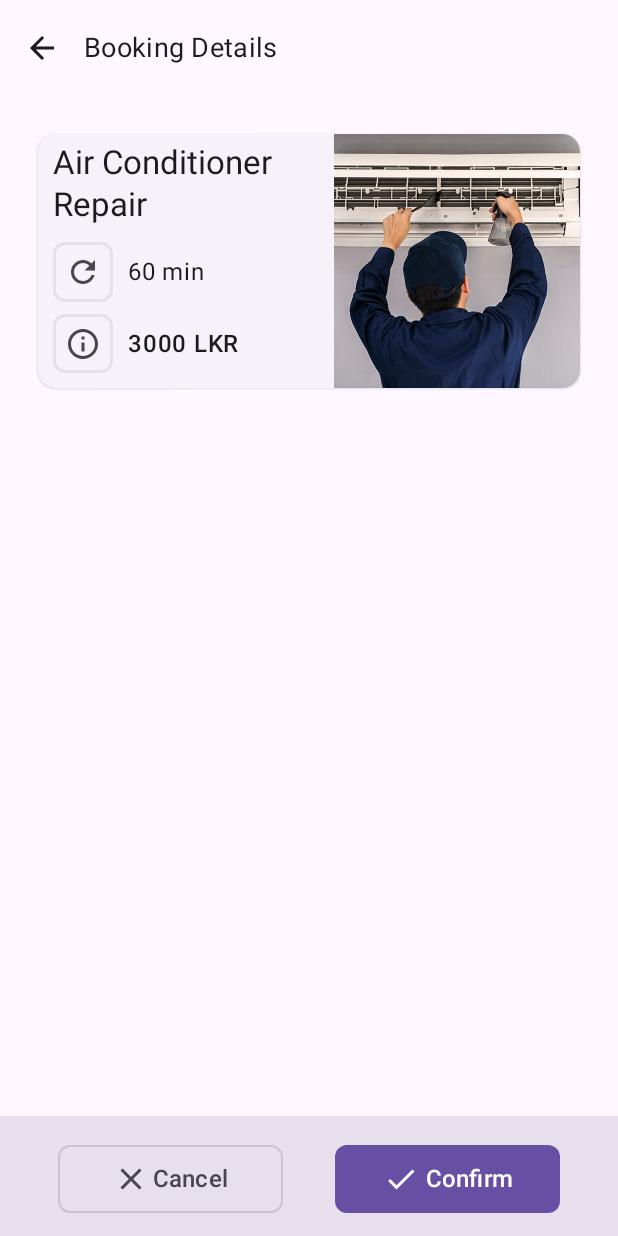
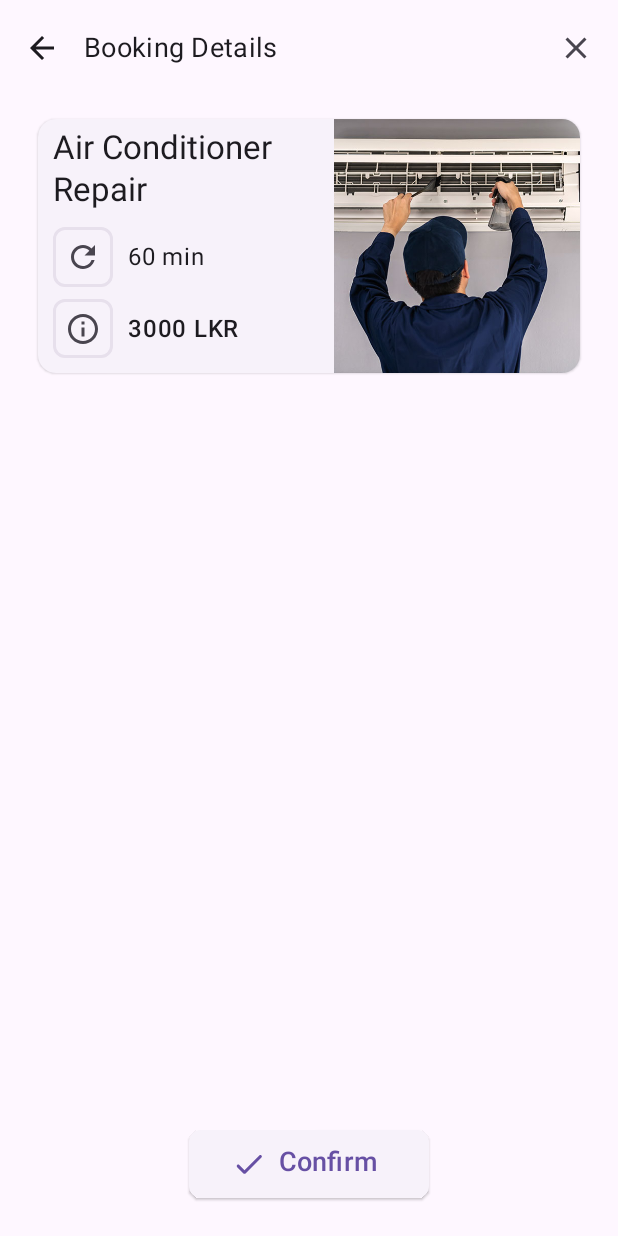
Before and after one commit to yunethw/felix, an Android app built with Jetpack Compose: the @Preview function BookingPreview, on a phone screen of 412 x 824 dp. Run offline under Robolectric (Android 15) with nearby library versions, the phone set to English and light mode, and no system bars; our stand-ins replace accompanist.

Commit message:
Confirm Button
Add booking confirm button

```diff
--- a/app/src/main/java/com/felix/felix/ui/BookingScreen.kt
+++ b/app/src/main/java/com/felix/felix/ui/BookingScreen.kt
@@ -8,6 +8,7 @@ import androidx.compose.material.icons.filled.Favorite
 import androidx.compose.material.icons.outlined.Check
 import androidx.compose.material.icons.outlined.Close
 import androidx.compose.material.icons.outlined.FavoriteBorder
+import androidx.compose.material.icons.rounded.Check
 import androidx.compose.material3.*
 import androidx.compose.runtime.*
 import androidx.compose.ui.Alignment
@@ -29,8 +30,7 @@ import com.felix.felix.ui.components.OfferCard
 @Composable
 fun BookingScreen(serviceTitle : String, price : String) {
     Scaffold(
-        topBar = { BookingTopBar() },
-        bottomBar = { BookingBottomBar() }
+        topBar = { BookingTopBar() }
     ) { paddingValues ->
         Column(
             modifier = Modifier
@@ -39,9 +39,35 @@ fun BookingScreen(serviceTitle : String, price : String) {
             horizontalAlignment = Alignment.CenterHorizontally)
         {
 
-            Spacer(modifier = Modifier.height(20.dp))
+            Spacer(modifier = Modifier.height(10.dp))
             OfferCard(title = serviceTitle, price = price, buttonVisible = false)
 
+        }
+        Column(
+            modifier = Modifier
+                .padding(start = 25.dp, end = 25.dp, top = 10.dp, bottom = 25.dp)
+                .fillMaxHeight()
+                .fillMaxWidth(),
+            horizontalAlignment = Alignment.CenterHorizontally,
+            verticalArrangement = Arrangement.Bottom
+        ) {
+            ElevatedButton(
+                onClick = { /*TODO: Confirm booking*/ },
+                shape = MaterialTheme.shapes.small,
+                modifier = Modifier.size(width = 160.dp, height = 45.dp)
+            ) {
+                Row (
+                    Modifier.fillMaxWidth()
+                ){
+                    Spacer(modifier = Modifier.width(4.dp))
+                    Icon(
+                        imageVector = Icons.Rounded.Check,
+                        contentDescription = null
+                    )
+                    Spacer(modifier = Modifier.width(8.dp))
+                    Text(text = "Confirm", fontSize = 18.sp)
+                }
+            }
         }
     }
 }
@@ -65,6 +91,10 @@ private fun BookingTopBar() {
                 Icon(
                     imageVector = Icons.Filled.ArrowBack, contentDescription = "Back"
                 )
+            }
+        }, actions = {
+            IconButton(onClick = { /*TODO*/ }) {
+                Icon(imageVector = Icons.Outlined.Close, contentDescription = "Cancel")
             }
         }
     )
```
